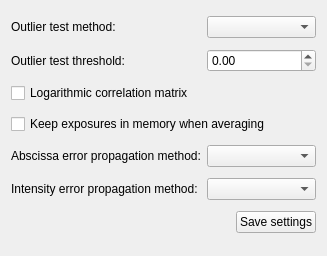
Qt form cct/qtgui2/processingmain/settings.ui (awacha/cct) before a commit.
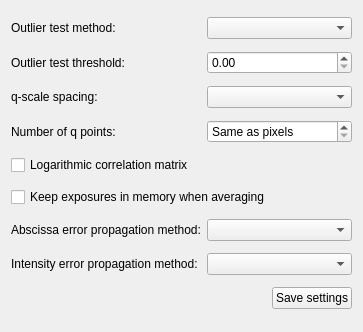
The same form after that commit. Icons and pictures are not drawn.

Commit message: Q-range determination method for radial averaging in processing

The edit to the form file:
```diff
--- a/cct/qtgui2/processingmain/settings.ui
+++ b/cct/qtgui2/processingmain/settings.ui
@@ -6,8 +6,8 @@
    <rect>
     <x>0</x>
     <y>0</y>
-    <width>327</width>
-    <height>256</height>
+    <width>363</width>
+    <height>332</height>
    </rect>
   </property>
   <property name="windowTitle">
@@ -18,23 +18,7 @@
     <normaloff>:/icons/editconfig.svg</normaloff>:/icons/editconfig.svg</iconset>
   </property>
   <layout class="QGridLayout" name="gridLayout">
-   <item row="1" column="1">
-    <widget class="QDoubleSpinBox" name="outlierTestThresholdDoubleSpinBox"/>
-   </item>
-   <item row="5" column="1">
-    <widget class="QComboBox" name="intensityErrorPropagationComboBox"/>
-   </item>
-   <item row="0" column="0">
-    <widget class="QLabel" name="label">
-     <property name="text">
-      <string>Outlier test method:</string>
-     </property>
-     <property name="buddy">
-      <cstring>outlierTestMethodComboBox</cstring>
-     </property>
-    </widget>
-   </item>
-   <item row="4" column="0">
+   <item row="6" column="0">
     <widget class="QLabel" name="label_3">
      <property name="text">
       <string>Abscissa error propagation method:</string>
@@ -44,47 +28,7 @@
      </property>
     </widget>
    </item>
-   <item row="5" column="0">
-    <widget class="QLabel" name="label_2">
-     <property name="text">
-      <string>Intensity error propagation method:</string>
-     </property>
-     <property name="buddy">
-      <cstring>intensityErrorPropagationComboBox</cstring>
-     </property>
-    </widget>
-   </item>
-   <item row="1" column="0">
-    <widget class="QLabel" name="label_4">
-     <property name="text">
-      <string>Outlier test threshold:</string>
-     </property>
-     <property name="buddy">
-      <cstring>outlierTestThresholdDoubleSpinBox</cstring>
-     </property>
-    </widget>
-   </item>
-   <item row="4" column="1">
-    <widget class="QComboBox" name="qErrorPropagationComboBox"/>
-   </item>
-   <item row="3" column="0" colspan="2">
-    <widget class="QCheckBox" name="bigMemoryModeCheckBox">
-     <property name="text">
-      <string>Keep exposures in memory when averaging</string>
-     </property>
-    </widget>
-   </item>
-   <item row="0" column="1">
-    <widget class="QComboBox" name="outlierTestMethodComboBox"/>
-   </item>
-   <item row="2" column="0" colspan="2">
-    <widget class="QCheckBox" name="logarithmicCorrelationMatrixCheckBox">
-     <property name="text">
-      <string>Logarithmic correlation matrix</string>
-     </property>
-    </widget>
-   </item>
-   <item row="6" column="0" colspan="2">
+   <item row="8" column="0" colspan="2">
     <layout class="QHBoxLayout" name="horizontalLayout">
      <item>
       <spacer name="horizontalSpacer">
@@ -120,6 +64,95 @@
      </item>
     </layout>
    </item>
+   <item row="0" column="0">
+    <widget class="QLabel" name="label">
+     <property name="text">
+      <string>Outlier test method:</string>
+     </property>
+     <property name="buddy">
+      <cstring>outlierTestMethodComboBox</cstring>
+     </property>
+    </widget>
+   </item>
+   <item row="1" column="0">
+    <widget class="QLabel" name="label_4">
+     <property name="text">
+      <string>Outlier test threshold:</string>
+     </property>
+     <property name="buddy">
+      <cstring>outlierTestThresholdDoubleSpinBox</cstring>
+     </property>
+    </widget>
+   </item>
+   <item row="6" column="1">
+    <widget class="QComboBox" name="qErrorPropagationComboBox"/>
+   </item>
+   <item row="2" column="1">
+    <widget class="QComboBox" name="autoQScaleSpacingComboBox"/>
+   </item>
+   <item row="7" column="1">
+    <widget class="QComboBox" name="intensityErrorPropagationComboBox"/>
+   </item>
+   <item row="5" column="0" colspan="2">
+    <widget class="QCheckBox" name="bigMemoryModeCheckBox">
+     <property name="text">
+      <string>Keep exposures in memory when averaging</string>
+     </property>
+    </widget>
+   </item>
+   <item row="4" column="0" colspan="2">
+    <widget class="QCheckBox" name="logarithmicCorrelationMatrixCheckBox">
+     <property name="text">
+      <string>Logarithmic correlation matrix</string>
+     </property>
+    </widget>
+   </item>
+   <item row="1" column="1">
+    <widget class="QDoubleSpinBox" name="outlierTestThresholdDoubleSpinBox"/>
+   </item>
+   <item row="7" column="0">
+    <widget class="QLabel" name="label_2">
+     <property name="text">
+      <string>Intensity error propagation method:</string>
+     </property>
+     <property name="buddy">
+      <cstring>intensityErrorPropagationComboBox</cstring>
+     </property>
+    </widget>
+   </item>
+   <item row="2" column="0">
+    <widget class="QLabel" name="label_5">
+     <property name="text">
+      <string>q-scale spacing:</string>
+     </property>
+     <property name="buddy">
+      <cstring>autoQScaleSpacingComboBox</cstring>
+     </property>
+    </widget>
+   </item>
+   <item row="0" column="1">
+    <widget class="QComboBox" name="outlierTestMethodComboBox"/>
+   </item>
+   <item row="3" column="0">
+    <widget class="QLabel" name="label_6">
+     <property name="text">
+      <string>Number of q points:</string>
+     </property>
+     <property name="buddy">
+      <cstring>autoQLengthSpinBox</cstring>
+     </property>
+    </widget>
+   </item>
+   <item row="3" column="1">
+    <widget class="QSpinBox" name="autoQLengthSpinBox">
+     <property name="specialValueText">
+      <string>Same as pixels</string>
+     </property>
+     <property name="maximum">
+      <number>999999999</number>
+     </property>
+    </widget>
+   </item>
   </layout>
  </widget>
  <tabstops>
```
Left out of the diff: 6 changed lines with no effect on the pictures. The commit also changes 8 other files.
